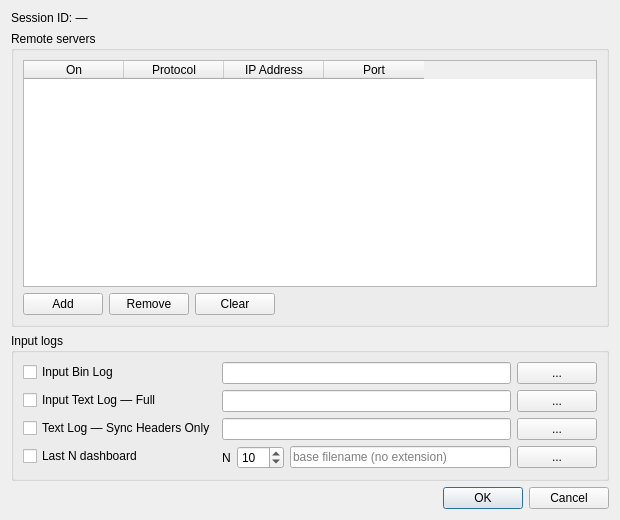
Before: the Qt Designer form mirrortargetsdialog.ui in Belthasaran/Button-Mash, drawn with Qt 5.
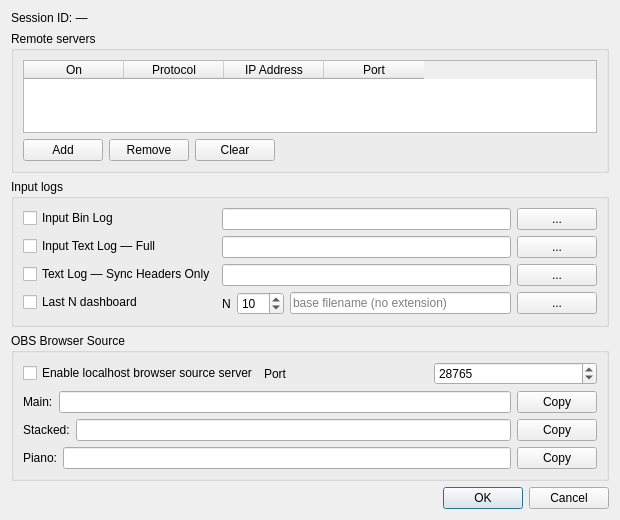
After: the same form once the commit is applied.

Diff of the .ui file:
```diff
--- a/mirrortargetsdialog.ui
+++ b/mirrortargetsdialog.ui
@@ -218,6 +218,121 @@
      </layout>
     </widget>
    </item>
+   <item>
+    <widget class="QGroupBox" name="browserSourceGroup">
+     <property name="title">
+      <string>OBS Browser Source</string>
+     </property>
+     <layout class="QVBoxLayout" name="browserSourceLayout">
+      <item>
+       <layout class="QHBoxLayout" name="browserSourceEnableLayout">
+        <item>
+         <widget class="QCheckBox" name="browserSourceCheck">
+          <property name="text">
+           <string>Enable localhost browser source server</string>
+          </property>
+         </widget>
+        </item>
+        <item>
+         <widget class="QLabel" name="browserSourcePortLabel">
+          <property name="text">
+           <string>Port</string>
+          </property>
+         </widget>
+        </item>
+        <item>
+         <widget class="QSpinBox" name="browserSourcePortSpin">
+          <property name="minimum">
+           <number>1024</number>
+          </property>
+          <property name="maximum">
+           <number>65535</number>
+          </property>
+          <property name="value">
+           <number>28765</number>
+          </property>
+         </widget>
+        </item>
+       </layout>
+      </item>
+      <item>
+       <layout class="QHBoxLayout" name="browserSourceUrlsLayout">
+        <item>
+         <widget class="QLabel" name="browserSourceMainUrlLabel">
+          <property name="text">
+           <string>Main:</string>
+          </property>
+         </widget>
+        </item>
+        <item>
+         <widget class="QLineEdit" name="browserSourceMainUrlEdit">
+          <property name="readOnly">
+           <bool>true</bool>
+          </property>
+         </widget>
+        </item>
+        <item>
+         <widget class="QPushButton" name="copyMainUrlButton">
+          <property name="text">
+           <string>Copy</string>
+          </property>
+         </widget>
+        </item>
+       </layout>
+      </item>
+      <item>
+       <layout class="QHBoxLayout" name="browserSourceStackedUrlsLayout">
+        <item>
+         <widget class="QLabel" name="browserSourceStackedUrlLabel">
+          <property name="text">
+           <string>Stacked:</string>
+          </property>
+         </widget>
+        </item>
+        <item>
+         <widget class="QLineEdit" name="browserSourceStackedUrlEdit">
+          <property name="readOnly">
+           <bool>true</bool>
+          </property>
+         </widget>
+        </item>
+        <item>
+         <widget class="QPushButton" name="copyStackedUrlButton">
+          <property name="text">
+           <string>Copy</string>
+          </property>
+         </widget>
+        </item>
+       </layout>
+      </item>
+      <item>
+       <layout class="QHBoxLayout" name="browserSourcePianoUrlsLayout">
+        <item>
+         <widget class="QLabel" name="browserSourcePianoUrlLabel">
+          <property name="text">
+           <string>Piano:</string>
+          </property>
+         </widget>
+        </item>
+        <item>
+         <widget class="QLineEdit" name="browserSourcePianoUrlEdit">
+          <property name="readOnly">
+           <bool>true</bool>
+          </property>
+         </widget>
+        </item>
+        <item>
+         <widget class="QPushButton" name="copyPianoUrlButton">
+          <property name="text">
+           <string>Copy</string>
+          </property>
+         </widget>
+        </item>
+       </layout>
+      </item>
+     </layout>
+    </widget>
+   </item>
    <item>
     <widget class="QDialogButtonBox" name="buttonBox">
      <property name="orientation">
```
